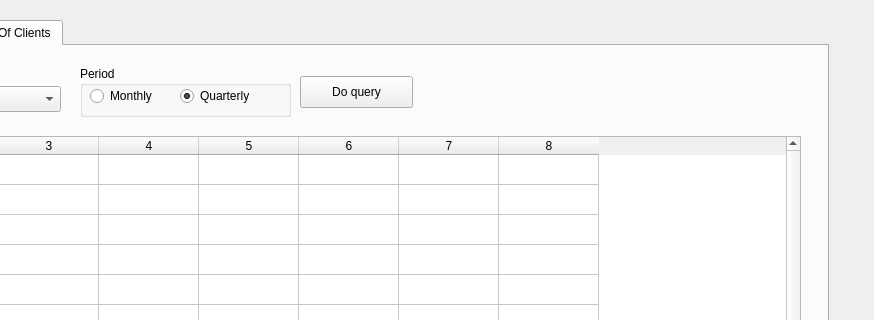
Qt form productLines_dialog.ui (chiphanmsda/product-sales-analytics-gui) before a commit; both pictures show x 262 to 1136 and y 0 to 320 of the 1136 by 556 pixel window.
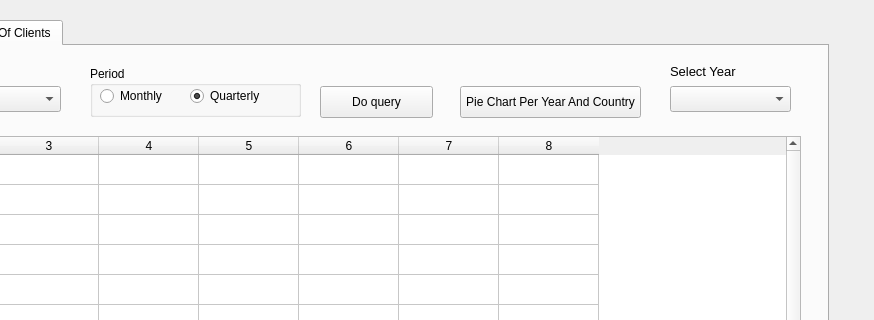
The same form after that commit. The open tabs and pages were chosen to show the change.

Commit message:
Add pie chart for product lines per country/year and add All selection for city drop down menu
Add pie chart for product lines per country/year and add All selection for city drop down menu

```diff
--- a/productLines_dialog.ui
+++ b/productLines_dialog.ui
@@ -218,7 +218,7 @@
     <widget class="QGroupBox" name="radio_group_2">
      <property name="geometry">
       <rect>
-       <x>310</x>
+       <x>320</x>
        <y>20</y>
        <width>211</width>
        <height>51</height>
@@ -260,8 +260,8 @@
     <widget class="QPushButton" name="query_button_location">
      <property name="geometry">
       <rect>
-       <x>530</x>
-       <y>30</y>
+       <x>550</x>
+       <y>40</y>
        <width>113</width>
        <height>32</height>
       </rect>
@@ -314,6 +314,47 @@
      <column/>
      <column/>
     </widget>
+    <widget class="QComboBox" name="year_cb">
+     <property name="geometry">
+      <rect>
+       <x>900</x>
+       <y>40</y>
+       <width>121</width>
+       <height>26</height>
+      </rect>
+     </property>
+    </widget>
+    <widget class="QPushButton" name="query_button_location_pie">
+     <property name="geometry">
+      <rect>
+       <x>690</x>
+       <y>40</y>
+       <width>181</width>
+       <height>32</height>
+      </rect>
+     </property>
+     <property name="text">
+      <string>Pie Chart Per Year And Country</string>
+     </property>
+    </widget>
+    <widget class="QLabel" name="label_year">
+     <property name="geometry">
+      <rect>
+       <x>900</x>
+       <y>10</y>
+       <width>111</width>
+       <height>31</height>
+      </rect>
+     </property>
+     <property name="font">
+      <font>
+       <pointsize>10</pointsize>
+      </font>
+     </property>
+     <property name="text">
+      <string>Select Year</string>
+     </property>
+    </widget>
    </widget>
   </widget>
  </widget>
```
Left out of the diff: 2 changed lines with no effect on the pictures. The commit also changes 6 other files.
